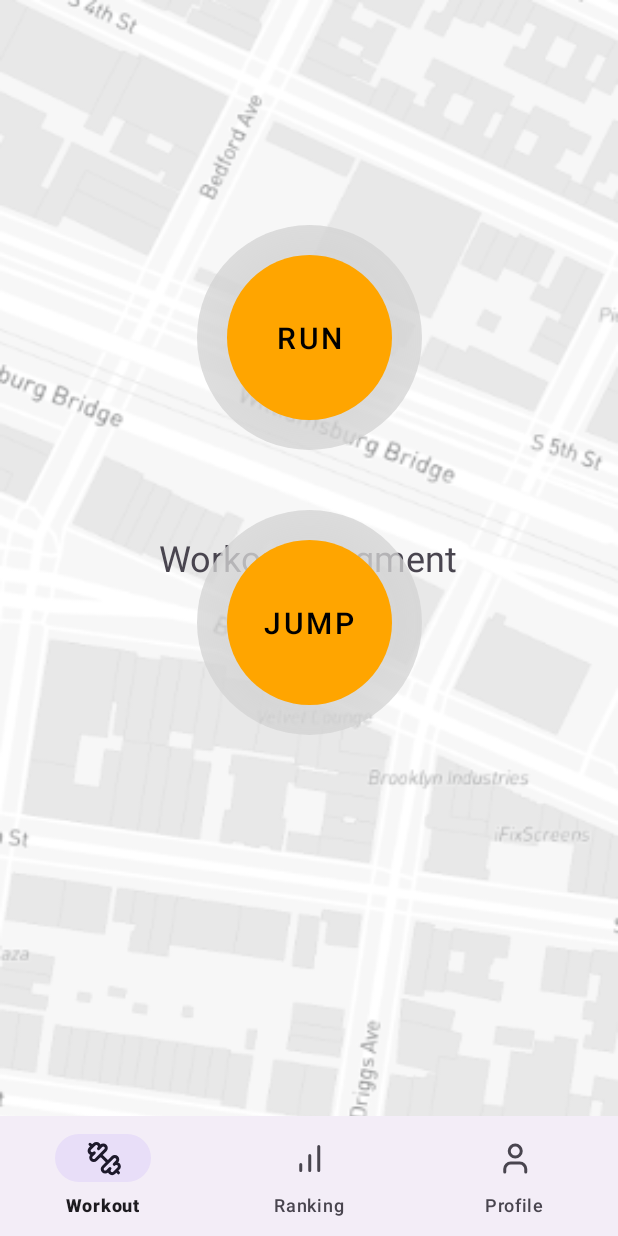
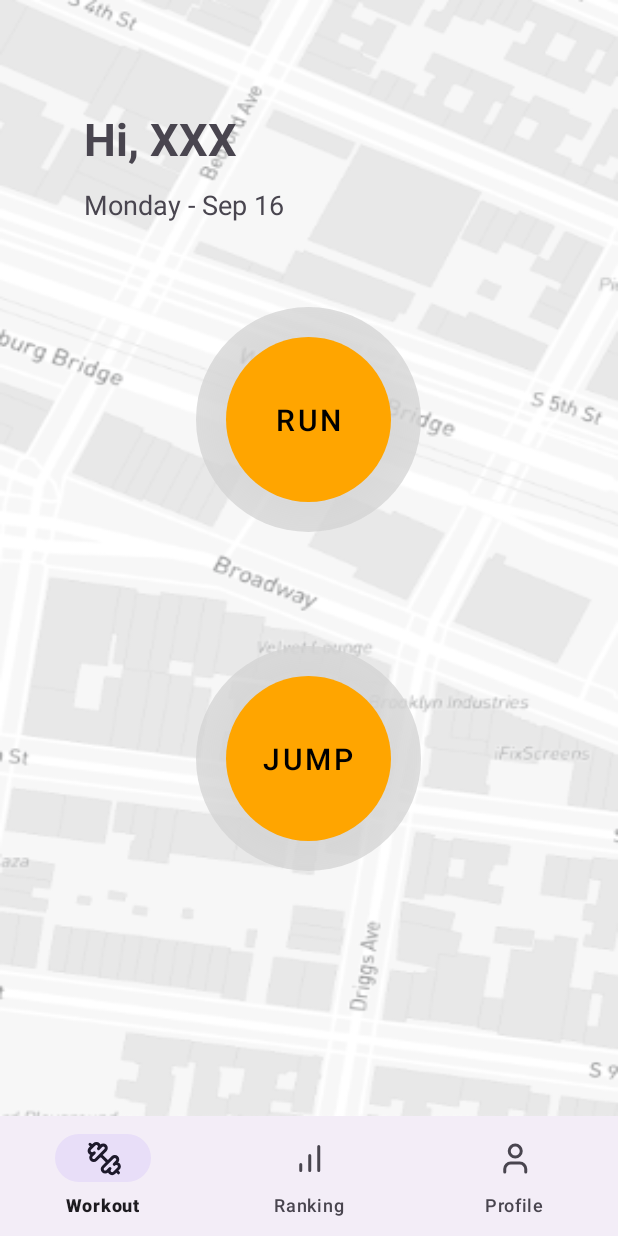
Before and after one commit to COMP90018-Software-Project/COMP90018_PulseStep, an Android app: the screen it shows after launch (MainActivity), on a phone screen of 412 x 824 dp. Run offline under Robolectric (Android 15) with nearby library versions, the phone set to English and light mode, and no system bars.

Commit message:
Add wrokout page button

```diff
--- a/PulseStepApplication/app/src/main/res/layout/activity_main.xml
+++ b/PulseStepApplication/app/src/main/res/layout/activity_main.xml
@@ -5,7 +5,6 @@
     android:id="@+id/main"
     android:layout_width="match_parent"
     android:layout_height="match_parent"
-    android:background="@drawable/bg_workout"
     tools:context=".MainActivity">
 
     <FrameLayout
@@ -31,35 +30,6 @@
 
     </com.google.android.material.bottomnavigation.BottomNavigationView>
 
-    <!-- Run button -->
-    <Button
-        android:id="@+id/run_button"
-        android:layout_width="150dp"
-        android:layout_height="150dp"
-        android:text="Run"
-        android:textColor="@color/black"
-        android:textSize="20sp"
-        android:background="@drawable/bg_ripple"
-        android:stateListAnimator="@drawable/bt_state_animator"
-        app:layout_constraintTop_toTopOf="parent"
-        app:layout_constraintStart_toStartOf="parent"
-        app:layout_constraintEnd_toEndOf="parent"
-        android:layout_marginTop="150dp"/>
-
-    <!--Jump button -->
-    <Button
-        android:id="@+id/jump_button"
-        android:layout_width="150dp"
-        android:layout_height="150dp"
-        android:text="Jump"
-        android:textColor="@color/black"
-        android:textSize="20sp"
-        android:background="@drawable/bg_ripple"
-        android:stateListAnimator="@drawable/bt_state_animator"
-        app:layout_constraintTop_toBottomOf="@id/run_button"
-        app:layout_constraintStart_toStartOf="parent"
-        app:layout_constraintEnd_toEndOf="parent"
-        android:layout_marginTop="40dp"/>
 
 
 
--- a/PulseStepApplication/app/src/main/res/layout/fragment_workout.xml
+++ b/PulseStepApplication/app/src/main/res/layout/fragment_workout.xml
@@ -1,15 +1,73 @@
 <?xml version="1.0" encoding="utf-8"?>
-<FrameLayout xmlns:android="http://schemas.android.com/apk/res/android"
+<androidx.constraintlayout.widget.ConstraintLayout xmlns:android="http://schemas.android.com/apk/res/android"
     xmlns:tools="http://schemas.android.com/tools"
     android:layout_width="match_parent"
     android:layout_height="match_parent"
+    android:background="@drawable/bg_workout"
+    xmlns:app="http://schemas.android.com/apk/res-auto"
     tools:context=".WorkoutFragment">
 
+
+
+
+    <!-- Greeting text   -->
     <TextView
+        android:id="@+id/greeting_text"
         android:layout_width="wrap_content"
         android:layout_height="wrap_content"
-        android:text="Workout Fragment"
-        android:textSize="24dp"
-        android:layout_gravity="center"/>
+        android:layout_gravity="center"
+        android:layout_marginStart="56dp"
+        android:layout_marginTop="72dp"
+        android:text="Hi, XXX"
+        android:textSize="30dp"
+        android:textStyle="bold"
+        app:layout_constraintStart_toStartOf="parent"
+        app:layout_constraintTop_toTopOf="parent" />
 
-</FrameLayout>
+    <!-- Date text   -->
+
+    <!-- Run button -->
+
+    <TextView
+        android:id="@+id/date_text"
+        android:layout_width="wrap_content"
+        android:layout_height="wrap_content"
+        android:layout_gravity="center"
+        android:layout_marginStart="56dp"
+        android:layout_marginTop="52dp"
+        android:text="Monday - Sep 16"
+        android:textSize="18dp"
+        app:layout_constraintStart_toStartOf="parent"
+        app:layout_constraintTop_toTopOf="@id/greeting_text" />
+
+    <Button
+        android:id="@+id/run_button"
+        android:layout_width="150dp"
+        android:layout_height="150dp"
+        android:layout_marginTop="92dp"
+        android:background="@drawable/bg_ripple"
+        android:stateListAnimator="@drawable/bt_state_animator"
+        android:text="Run"
+        android:textColor="@color/black"
+        android:textSize="20sp"
+        app:layout_constraintEnd_toEndOf="parent"
+        app:layout_constraintHorizontal_bias="0.498"
+        app:layout_constraintStart_toStartOf="parent"
+        app:layout_constraintTop_toBottomOf="@+id/greeting_text" />
+
+    <!--Jump button -->
+    <Button
+        android:id="@+id/jump_button"
+        android:layout_width="150dp"
+        android:layout_height="150dp"
+        android:layout_marginTop="76dp"
+        android:background="@drawable/bg_ripple"
+        android:stateListAnimator="@drawable/bt_state_animator"
+        android:text="Jump"
+        android:textColor="@color/black"
+        android:textSize="20sp"
+        app:layout_constraintEnd_toEndOf="parent"
+        app:layout_constraintHorizontal_bias="0.498"
+        app:layout_constraintStart_toStartOf="parent"
+        app:layout_constraintTop_toBottomOf="@id/run_button" />
+</androidx.constraintlayout.widget.ConstraintLayout>
```
